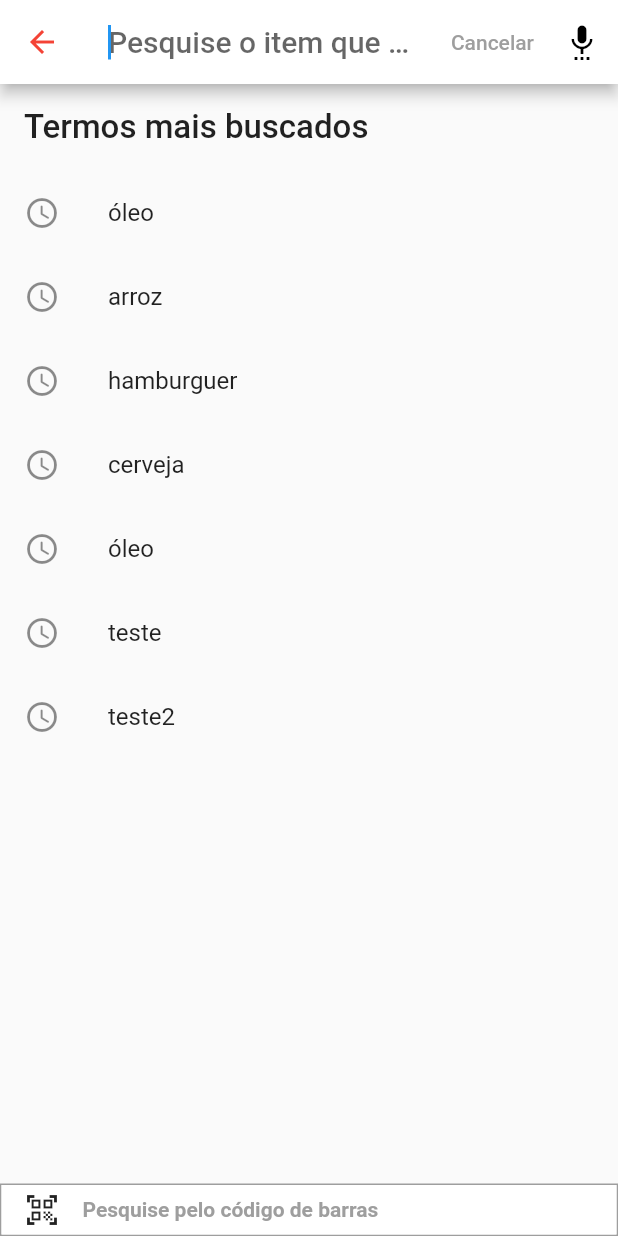
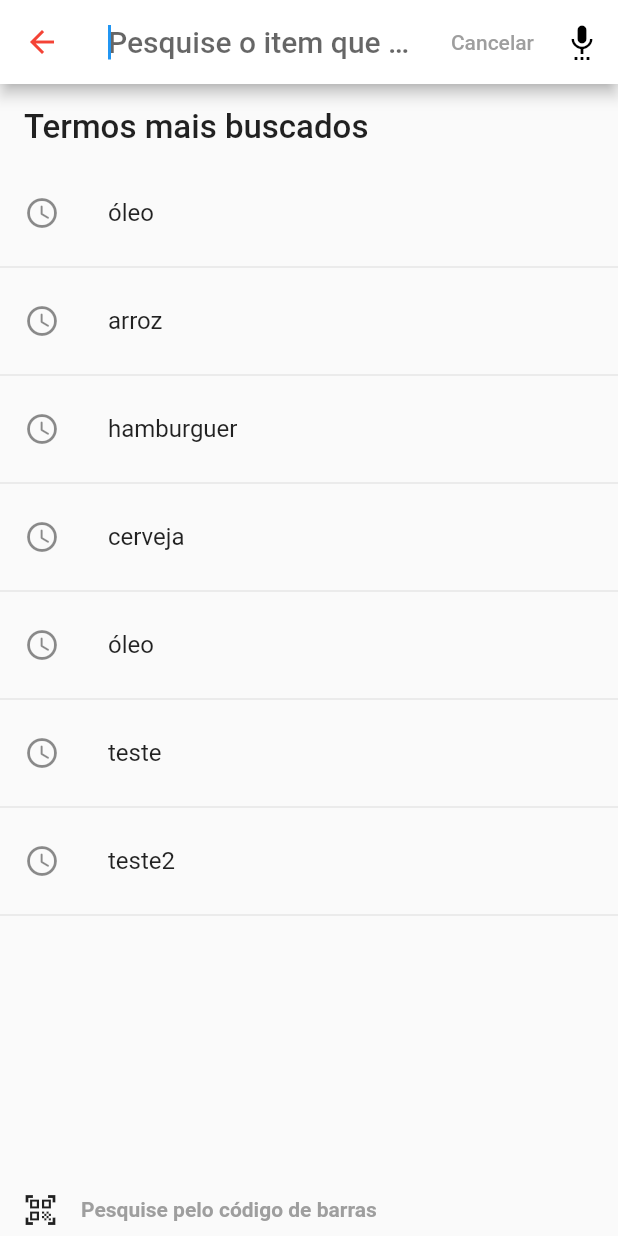
Before and after one commit to HerrisonF/searchBarFlutter, a Flutter app: the screen it shows after launch, after a tap on "Pesquise o item que deseja", on a phone screen of 412 x 824 dp. Run offline on Flutter 3.47's test engine with Material 2 defaults, Android fonts, the phone set to English and light mode, and no system bars.

Commit message:
ajustes, o botão submit não é controlado

```diff
--- a/lib/component/search.dart
+++ b/lib/component/search.dart
@@ -23,10 +23,11 @@ class Search extends SearchDelegate {
   List<Widget> buildActions(BuildContext context) {
     return <Widget>[
       TextButton(
-        child: Text('Cancelar', style: TextStyle(color: Colors.grey),),
-        onPressed: Navigator
-            .of(context)
-            .pop,
+        child: Text(
+          'Cancelar',
+          style: TextStyle(color: Colors.grey),
+        ),
+        onPressed: Navigator.of(context).pop,
       ),
       IconButton(
           icon: Icon(
@@ -47,17 +48,13 @@ class Search extends SearchDelegate {
           color: Colors.red,
         ),
         onPressed: () {
-          Navigator.pop(context);
+          Navigator.of(context).pop();
         });
   }
 
   @override
   Widget buildResults(BuildContext context) {
-    return Container(
-      child: Center(
-        child: Text(selectedResult),
-      ),
-    );
+    return Text(selectedResult);
   }
 
   @override
@@ -74,6 +71,36 @@ class Search extends SearchDelegate {
 
     return Stack(
       children: [
+        Positioned(
+          bottom: MediaQuery.of(context).padding.bottom,
+          child: GestureDetector(
+            onTap: Navigator.of(context).pop, // Navegaria para a tela de scan
+            child: Container(
+              height: 35,
+              width: MediaQuery.of(context).size.width,
+              // decoration:
+              //BoxDecoration(border: Border.all(color: Colors.grey)),
+              child: Row(
+                children: [
+                  Container(
+                    child: Icon(Icons.qr_code_scanner),
+                    margin: EdgeInsets.only(
+                      left: 15,
+                      right: 15,
+                    ),
+                  ),
+                  Text(
+                    'Pesquise pelo código de barras',
+                    style: TextStyle(
+                      color: Colors.grey,
+                      fontWeight: FontWeight.bold,
+                    ),
+                  )
+                ],
+              )
+            ),
+          ),
+        ),
         Column(
           crossAxisAlignment: CrossAxisAlignment.stretch,
           children: [
@@ -96,58 +123,31 @@ class Search extends SearchDelegate {
                     ),
             ),
             Expanded(
+              child: Container(
+                margin: EdgeInsets.only(bottom: 35),
                 child: ListView.builder(
                     shrinkWrap: true,
                     itemCount: suggestionList.length,
                     itemBuilder: (context, index) {
-                    return ListTile(
-                      leading: Icon(
-                          Icons.access_time_rounded
-                      ),
+                      return Column(
+                        children: [
+                          ListTile(
+                            leading: Icon(Icons.access_time_rounded),
                             title: Text(
                               suggestionList[index],
                             ),
                             onTap: () {
                               selectedResult = suggestionList[index];
                               showResults(context);
+                              Navigator.of(context).pop();
                             },
+                          ),
+                          Divider(),
+                        ],
                       );
                     }),
               ),
-            Positioned(
-              bottom: MediaQuery.of(context).padding.bottom,
-              child: GestureDetector(
-                onTap: Navigator.of(context)
-                    .pop, // Navegaria para a tela de scan
-                child: Container(
-                  height: 35,
-                  width: MediaQuery.of(context).size.width,
-                  decoration:
-                  BoxDecoration(border: Border.all(color: Colors.grey)),
-                  child: Container(
-                    color: Colors.white,
-                    child: Row(
-                      children: [
-                        Container(
-                          child: Icon(Icons.qr_code_scanner),
-                          margin: EdgeInsets.only(
-                            left: 15,
-                            right: 15,
             ),
-                        ),
-                        Text(
-                          'Pesquise pelo código de barras',
-                          style: TextStyle(
-                            color: Colors.grey,
-                            fontWeight: FontWeight.bold,
-                          ),
-                        )
-                      ],
-                    ),
-                  ),
-                ),
-              ),
-            )
           ],
         ),
       ],
--- a/lib/screen/my_home_screen.dart
+++ b/lib/screen/my_home_screen.dart
@@ -8,13 +8,11 @@ import 'package:flutter/widgets.dart';
 import 'package:flutter_search_bar/component/search.dart';
 
 class MyHomePage extends StatefulWidget {
-
   @override
   _MyHomePageState createState() => _MyHomePageState();
 }
 
 class _MyHomePageState extends State<MyHomePage> {
-
   List<String> textos = [
     'Banana',
     'Balde',
@@ -27,16 +25,9 @@ class _MyHomePageState extends State<MyHomePage> {
     return Scaffold(
       backgroundColor: Colors.grey[300],
       body: SafeArea(
-        child: Stack(
+          child: Column(
         children: [
-            Positioned(
-              top: 0,
-              left: 0,
-              right: 0,
-              child: Row(
-                children: [
-                  Expanded(
-                    child: Padding(
+          Padding(
             padding: EdgeInsets.all(8.0),
             child: ClipRRect(
               borderRadius: BorderRadius.circular(64.0),
@@ -65,8 +56,7 @@ class _MyHomePageState extends State<MyHomePage> {
                             'Pesquise o item que deseja',
                             style: TextStyle(
                                 fontWeight: FontWeight.bold,
-                                        color: Colors.grey[600]
-                                      ),
+                                color: Colors.grey[600]),
                           ),
                         )
                       ],
@@ -76,13 +66,8 @@ class _MyHomePageState extends State<MyHomePage> {
               ),
             ),
           ),
-                  ),
         ],
-              ),
-            ),
-          ],
-        ),
-      ),
+      )),
     );
   }
 }
```
Lines whose indentation alone changed are shown as unchanged.
